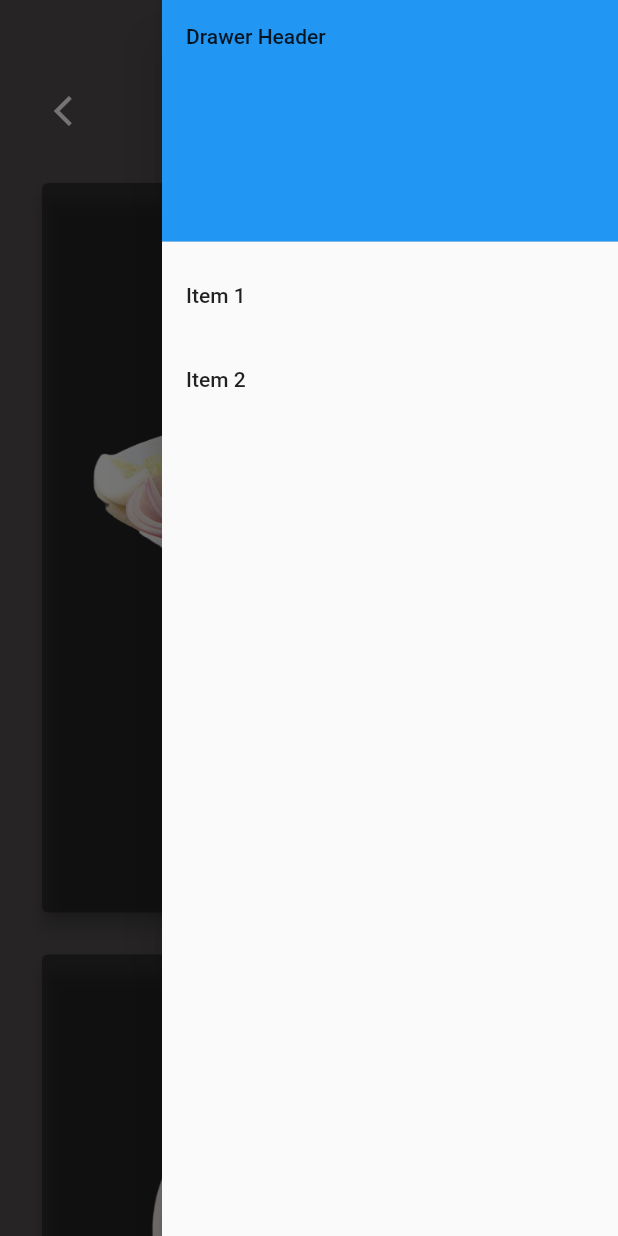
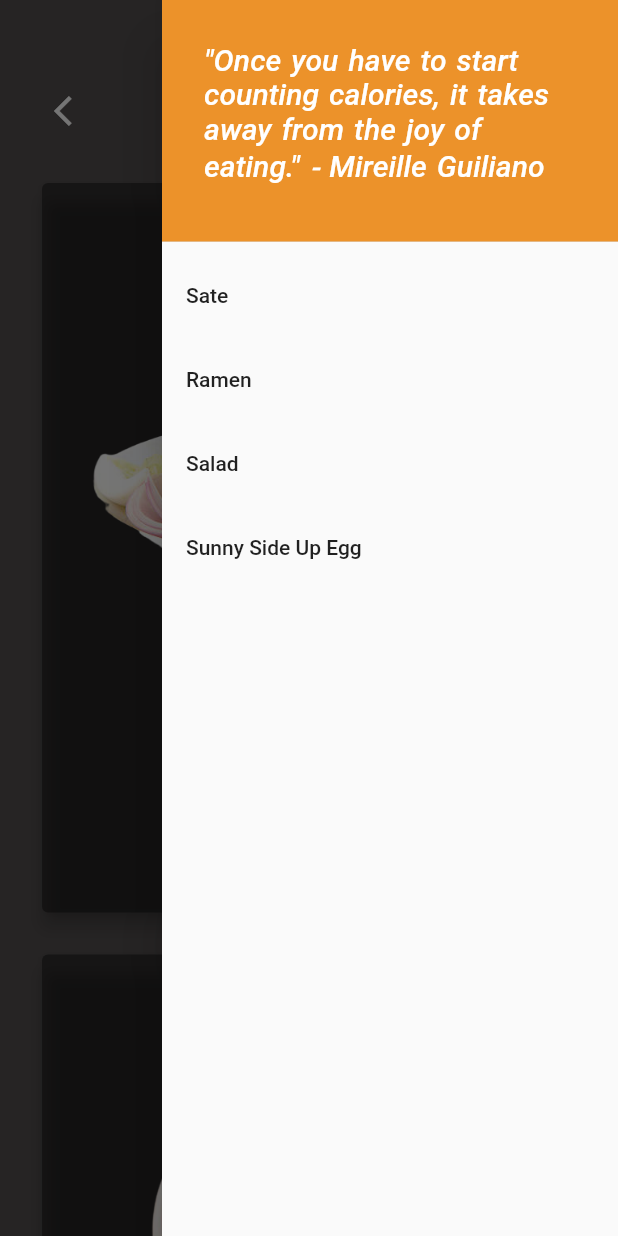
Before and after one commit to aisyahnadhira/dicoding_calori_food, a Flutter app: the DetailScreen screen opened directly with sample values from the repository, with the side drawer open, on a phone screen of 412 x 824 dp. Run offline on Flutter 3.47's test engine with Material 2 defaults, Android fonts, the phone set to English and light mode, and no system bars; our stand-ins replace google_fonts; Roboto replaces fonts that are missing (Arial).

Commit message:
fix drawer

```diff
--- a/lib/main.dart
+++ b/lib/main.dart
@@ -1,4 +1,3 @@
-import 'package:calori_food/pages/main_Screen.dart';
 import 'package:calori_food/pages/start_Screen.dart';
 import 'package:flutter/material.dart';
 
@@ -14,7 +13,7 @@ class MyApp extends StatelessWidget {
       title: 'Calori Food',
       debugShowCheckedModeBanner: false,
       theme: ThemeData(),
-      home: MainScreen(),
+      home: StartScreen(),
     );
   }
 }
--- a/lib/pages/detail.dart
+++ b/lib/pages/detail.dart
@@ -18,22 +18,25 @@ class DetailScreen extends StatelessWidget {
           children: [
             const DrawerHeader(
               decoration: BoxDecoration(
-                color: Colors.blue,
+                color: Color.fromARGB(255, 236, 146, 42),
               ),
-              child: Text('Drawer Header'),
+              child: Padding(
+                padding: EdgeInsets.all(12.0),
+                child: Text(
+                  '"Once you have to start counting calories, it takes away from the joy of eating." - Mireille Guiliano',
+                  style: TextStyle(
+                      color: Colors.white,
+                      fontSize: 20,
+                      fontWeight: FontWeight.w500,
+                      fontFamily: 'Arial',
+                      fontStyle: FontStyle.italic),
                 ),
-            ListTile(
-              title: const Text('Item 1'),
-              onTap: () {
-                Navigator.pop(context);
-              },
               ),
-            ListTile(
-              title: const Text('Item 2'),
-              onTap: () {
-                Navigator.pop(context);
-              },
             ),
+            listTile(context, 0),
+            listTile(context, 1),
+            listTile(context, 2),
+            listTile(context, 3),
           ],
         ),
       ),
@@ -55,12 +58,7 @@ class DetailScreen extends StatelessWidget {
               ),
               Text(
                 title.title,
-                  style: TextStyle(
-                    fontSize: 24,
-                    fontWeight: FontWeight.bold,
-                    fontFamily: GoogleFonts.openSans().fontFamily,
-                    color: Colors.white,
-                  ),
+                style: textStyle(),
               ),
               IconButton(
                 icon: Icon(Icons.menu, color: Colors.white),
@@ -72,7 +70,22 @@ class DetailScreen extends StatelessWidget {
             SizedBox(
               height: 20,
             ),
-              Container(
+            foodCard(context, 0),
+            SizedBox(height: 20),
+            foodCard(context, 1),
+            SizedBox(height: 20),
+            foodCard(context, 2),
+            SizedBox(height: 20),
+            foodCard(context, 3),
+            SizedBox(height: 20),
+          ],
+        ),
+      )),
+    );
+  }
+
+  Container foodCard(BuildContext context, int index) {
+    return Container(
       height: MediaQuery.of(context).size.height * 0.6,
       width: MediaQuery.of(context).size.width,
       child: Card(
@@ -86,153 +99,39 @@ class DetailScreen extends StatelessWidget {
               child: Container(
                   height: MediaQuery.of(context).size.height * 0.3,
                   width: MediaQuery.of(context).size.height * 0.4,
-                            child: Image.asset(title.imageList[0])),
+                  child: Image.asset(title.imageList[index])),
             ),
             Text(
-                        title.foodNameList[0],
-                        style: TextStyle(
-                            fontSize: 24,
-                            fontWeight: FontWeight.bold,
-                            fontFamily: GoogleFonts.openSans().fontFamily,
-                            color: Colors.white),
+              title.foodNameList[index],
+              style: textStyle(),
             ),
             SizedBox(width: 30),
             Text(
-                        title.kaloriList[0],
-                        style: TextStyle(
-                            fontSize: 24,
-                            fontWeight: FontWeight.bold,
-                            fontFamily: GoogleFonts.openSans().fontFamily,
-                            color: Colors.white),
+              title.kaloriList[index],
+              style: textStyle(),
             ),
             Favorite(),
           ],
         ),
       ),
-              ),
-              SizedBox(height: 20),
-              Container(
-                height: MediaQuery.of(context).size.height * 0.6,
-                width: MediaQuery.of(context).size.width,
-                child: Card(
-                  color: Colors.black38,
-                  elevation: 5,
-                  child: Column(
-                    mainAxisAlignment: MainAxisAlignment.center,
-                    children: [
-                      Padding(
-                        padding: const EdgeInsets.all(10.0),
-                        child: Container(
-                            height: MediaQuery.of(context).size.height * 0.3,
-                            width: MediaQuery.of(context).size.height * 0.4,
-                            child: Image.asset(title.imageList[1])),
-                      ),
-                      Text(
-                        title.foodNameList[1],
-                        style: TextStyle(
+    );
+  }
+
+  ListTile listTile(BuildContext context, int index) {
+    return ListTile(
+      title: Text(title.foodNameList[index]),
+      onTap: () {
+        Navigator.pop(context);
+      },
+    );
+  }
+
+  TextStyle textStyle() {
+    return TextStyle(
         fontSize: 24,
         fontWeight: FontWeight.bold,
         fontFamily: GoogleFonts.openSans().fontFamily,
-                            color: Colors.white),
-                      ),
-                      SizedBox(width: 30),
-                      Text(
-                        title.kaloriList[1],
-                        style: TextStyle(
-                            fontSize: 24,
-                            fontWeight: FontWeight.bold,
-                            fontFamily: GoogleFonts.openSans().fontFamily,
-                            color: Colors.white),
-                      ),
-                      Favorite(),
-                    ],
-                  ),
-                ),
-              ),
-              SizedBox(height: 20),
-              Container(
-                height: MediaQuery.of(context).size.height * 0.6,
-                width: MediaQuery.of(context).size.width,
-                child: Card(
-                  color: Colors.black38,
-                  child: Column(
-                    mainAxisAlignment: MainAxisAlignment.center,
-                    children: [
-                      Padding(
-                        padding: const EdgeInsets.all(10.0),
-                        child: Container(
-                            height: MediaQuery.of(context).size.height * 0.3,
-                            width: MediaQuery.of(context).size.height * 0.4,
-                            child: Image.asset(title.imageList[2])),
-                      ),
-                      Text(
-                        title.foodNameList[2],
-                        style: TextStyle(
-                            fontSize: 24,
-                            fontWeight: FontWeight.bold,
-                            fontFamily: GoogleFonts.openSans().fontFamily,
-                            color: Colors.white),
-                      ),
-                      SizedBox(width: 30),
-                      Text(
-                        title.kaloriList[2],
-                        style: TextStyle(
-                            fontSize: 24,
-                            fontWeight: FontWeight.bold,
-                            fontFamily: GoogleFonts.openSans().fontFamily,
-                            color: Colors.white),
-                      ),
-                      Favorite(),
-                    ],
-                  ),
-                ),
-              ),
-              SizedBox(height: 20),
-              Container(
-                height: MediaQuery.of(context).size.height * 0.6,
-                width: MediaQuery.of(context).size.width,
-                child: Card(
-                  color: Colors.black38,
-                  child: Column(
-                    mainAxisAlignment: MainAxisAlignment.center,
-                    children: [
-                      Padding(
-                        padding: const EdgeInsets.all(10.0),
-                        child: Container(
-                            height: MediaQuery.of(context).size.height * 0.3,
-                            width: MediaQuery.of(context).size.height * 0.4,
-                            child: Image.asset(title.imageList[3])),
-                      ),
-                      Text(
-                        title.foodNameList[3],
-                        style: TextStyle(
-                            fontSize: 24,
-                            fontWeight: FontWeight.bold,
-                            fontFamily: GoogleFonts.openSans().fontFamily,
-                            color: Colors.white),
-                      ),
-                      SizedBox(width: 30),
-                      Text(
-                        title.kaloriList[3],
-                        style: TextStyle(
-                            fontSize: 24,
-                            fontWeight: FontWeight.bold,
-                            fontFamily: GoogleFonts.openSans().fontFamily,
-                            color: Colors.white),
-                      ),
-                      Favorite(),
-                    ],
-                  ),
-                ),
-              ),
-              SizedBox(height: 20),
-            ],
-          ),
-        )
-        ),
-
-
-        );
+        color: Colors.white);
   }
 }
 
--- a/lib/pages/main_Screen.dart
+++ b/lib/pages/main_Screen.dart
@@ -63,7 +63,6 @@ class MainScreen extends StatelessWidget {
                 ),
               ),
             ),
-
             ConstrainedBox(
               constraints: BoxConstraints(
                 maxHeight: MediaQuery.of(context).size.height * 0.6,
@@ -84,50 +83,45 @@ class MainScreen extends StatelessWidget {
                         }));
                       },
                       child: Container(
-
                         child: Stack(children: <Widget>[
                           Positioned(
                             child: Padding(
                                 padding:
                                     const EdgeInsets.symmetric(horizontal: 19),
                                 child: ClipRRect(
-                              borderRadius: BorderRadius.circular(4),
-                              child: Stack(
-                                children: <Widget>[
+                                    borderRadius: BorderRadius.circular(6),
+                                    child: Stack(children: <Widget>[
                                       Positioned.fill(
                                         child: Container(
                                           decoration: const BoxDecoration(
-                                        gradient: LinearGradient(
-                                          colors: <Color>[
-                                            Color.fromARGB(255, 253, 93, 1),
-                                            Color.fromARGB(255, 236, 146, 42),
-                                          ],
-                                        ),
+
+                                              color:
+                                                Color.fromARGB(
+                                                    255, 236, 146, 42),
+
                                           ),
                                         ),
                                       ),
                                       Center(
                                         child: Padding(
-                                      padding: const EdgeInsets.symmetric(horizontal: 20.0),
+                                          padding: const EdgeInsets.symmetric(
+                                              horizontal: 20.0),
                                           child: TextButton(
                                             onPressed: () {},
-                                        child: Text(food.title,
+                                            child: Text(
+                                              food.title,
                                               style: TextStyle(
                                                 fontSize: 20,
                                                 fontWeight: FontWeight.w600,
                                                 fontFamily: 'Montserrat',
                                                 color: Colors.white,
-                                                ),),
                                               ),
                                             ),
                                           ),
-                                ]
-                              )
-                            )
-
                                         ),
                                       ),
-
+                                    ]))),
+                          ),
                         ]),
                       ),
                     );
@@ -144,17 +138,18 @@ class MainScreen extends StatelessWidget {
                     final CaloriData food = caloriDataList[index];
                     return InkWell(
                       onTap: () {
-                    Navigator.push(context, MaterialPageRoute(builder: (context) {
-                      return DetailScreen(title:food);
+                        Navigator.push(context,
+                            MaterialPageRoute(builder: (context) {
+                          return DetailScreen(title: food);
                         }));
                       },
                       child: Container(
                         margin: EdgeInsets.all(10),
-                    child: Stack(
-                      children: <Widget>[
+                        child: Stack(children: <Widget>[
                           Positioned(
                             child: Padding(
-                            padding: const EdgeInsets.only(left: 8.0, right: 8),
+                              padding:
+                                  const EdgeInsets.only(left: 8.0, right: 8),
                               child: Card(
                                 elevation: 5,
                                 shape: RoundedRectangleBorder(
@@ -178,8 +173,10 @@ class MainScreen extends StatelessWidget {
                             padding: const EdgeInsets.only(top: 80.0),
                             child: Center(
                               child: Container(
-                                        width: MediaQuery.of(context).size.width *0.833,
-                                        height: MediaQuery.of(context).size.height * 0.1,
+                                width:
+                                    MediaQuery.of(context).size.width * 0.833,
+                                height:
+                                    MediaQuery.of(context).size.height * 0.1,
                                 decoration: BoxDecoration(
                                   color: Colors.black38,
                                 ),
@@ -189,7 +186,8 @@ class MainScreen extends StatelessWidget {
                                     style: TextStyle(
                                       fontSize: 24,
                                       fontWeight: FontWeight.w700,
-                                            fontFamily: GoogleFonts.montserrat().fontFamily,
+                                      fontFamily:
+                                          GoogleFonts.montserrat().fontFamily,
                                       color: Colors.white,
                                     ),
                                   ),
```
Also changed, not shown: lib/models/CaloriData.dart (+1 -6 lines). Lines whose indentation alone changed are shown as unchanged.
